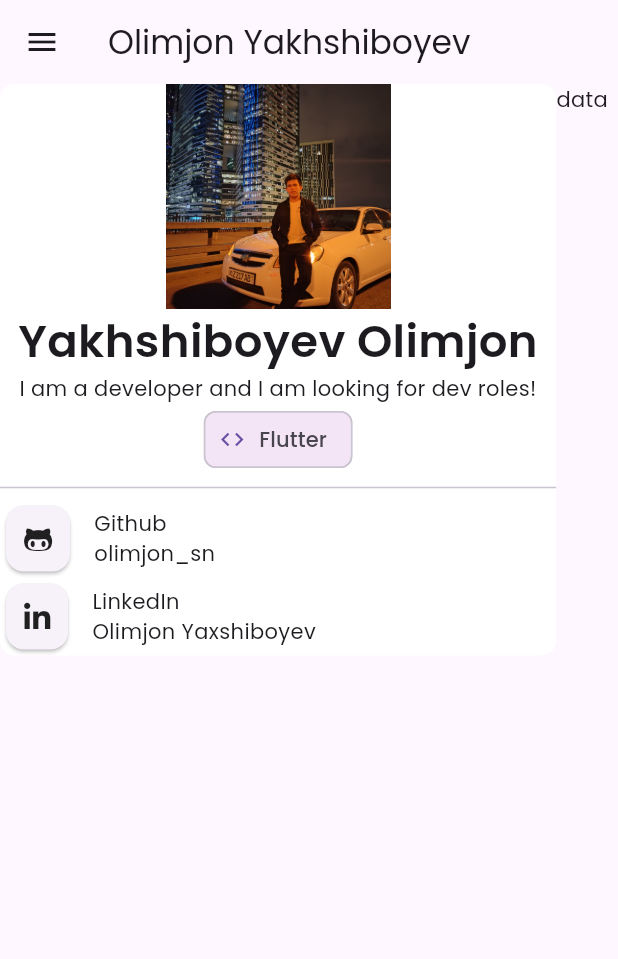
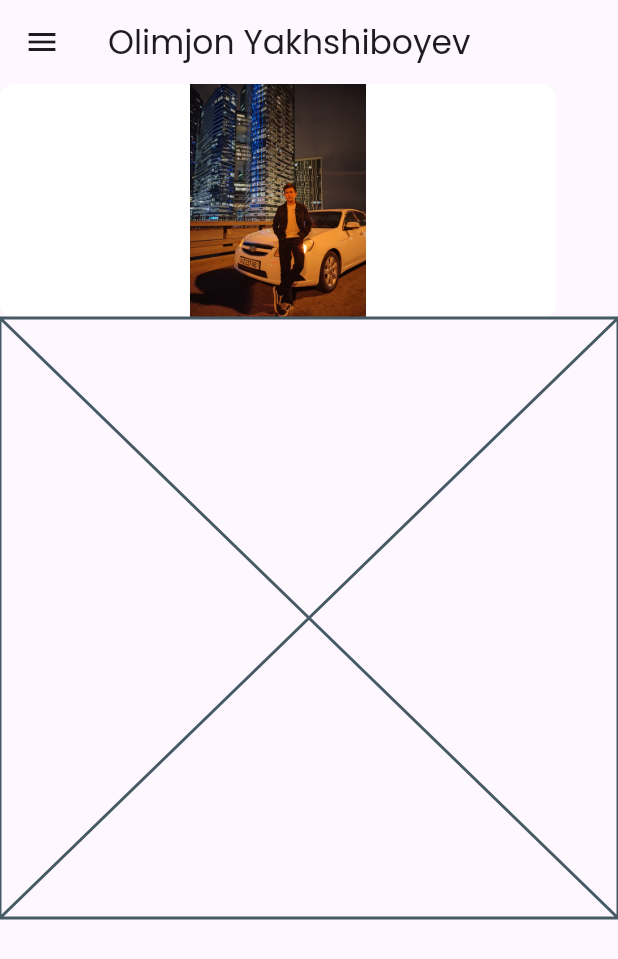
Before and after one commit to OlimjonSN/portfolio_app, a Flutter app: the screen it shows after launch, on a phone screen of 412 x 824 dp. Shown: the top 959 px of the screen. Run offline on Flutter 3.47's test engine with Material 2 defaults, Android fonts, the phone set to English and light mode, and no system bars; our stand-ins replace font_awesome_flutter.

Commit message:
Revert "about page"
This reverts commit 9de49958e2ed05b7e918e98f7ff44a8c46c1527a.

```diff
--- a/lib/components/about.dart
+++ b/lib/components/about.dart
@@ -1,7 +1,4 @@
 import 'package:flutter/material.dart';
-import 'package:font_awesome_flutter/font_awesome_flutter.dart';
-
-import '../widgets/network_about.dart';
 
 class About extends StatefulWidget {
   const About({super.key});
@@ -21,31 +18,10 @@ class _AboutState extends State<About> {
         borderRadius: BorderRadius.circular(10),
       ),
       child: Column(children: [
-        SizedBox(
-            width: 150,
-            height: 150,
-            child: Image.asset(
-              'assets/images/about.jpg',
-              fit: BoxFit.cover,
-            )),
-        const Text('Yakhshiboyev Olimjon', textAlign: TextAlign.center, style: TextStyle(fontSize: 30.0, fontWeight: FontWeight.w600)),
-        const Text('I am a developer and I am looking for dev roles!', textAlign: TextAlign.center),
-        const Chip(label: Text('Flutter'), avatar: Icon(Icons.code)),
-        const Divider(),
-        const SizedBox(
-          child: Networks(
-            icon: FontAwesomeIcons.githubAlt,
-            networkName: 'Github',
-            userName: 'olimjon_sn',
-          ),
+        Image.asset(
+          'assets/images/about.jpg',
+          height: 156.0,
         ),
-        const SizedBox(
-          child: Networks(
-            icon: FontAwesomeIcons.linkedinIn,
-            networkName: 'LinkedIn',
-            userName: 'Olimjon Yaxshiboyev',
-          ),
-        )
       ]),
     );
   }
--- a/lib/components/work_exp.dart
+++ b/lib/components/work_exp.dart
@@ -10,10 +10,6 @@ class WorkExp extends StatefulWidget {
 class _WorkExpState extends State<WorkExp> {
   @override
   Widget build(BuildContext context) {
-    return Container(
-      child: Column(
-        children: [Text('data')],
-      ),
-    );
+    return const Placeholder();
   }
 }
```
